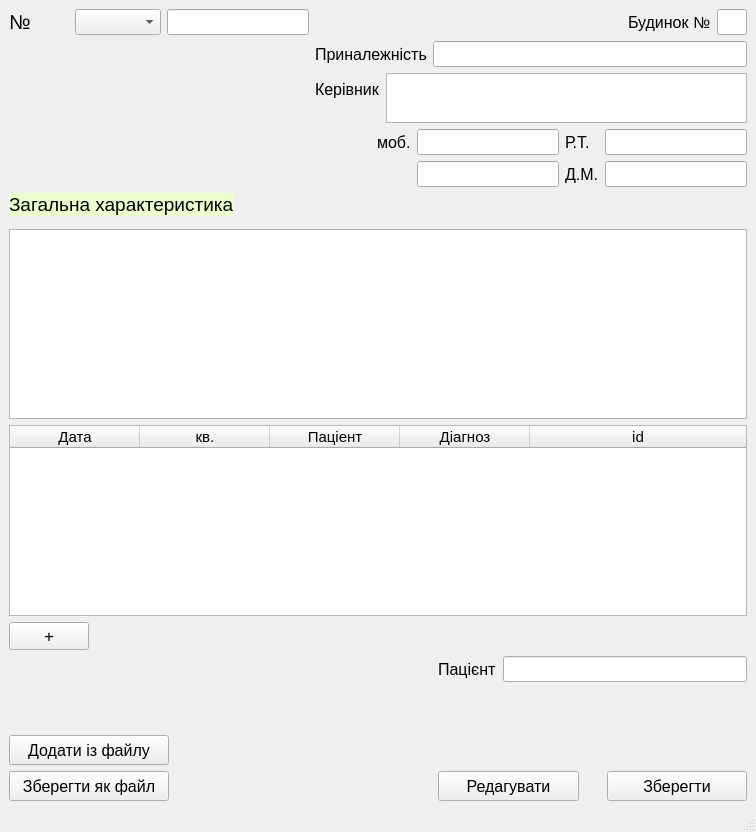
First picture: the form in case_record_edit.ui, repository LiquorProg/katalog, before the edit.
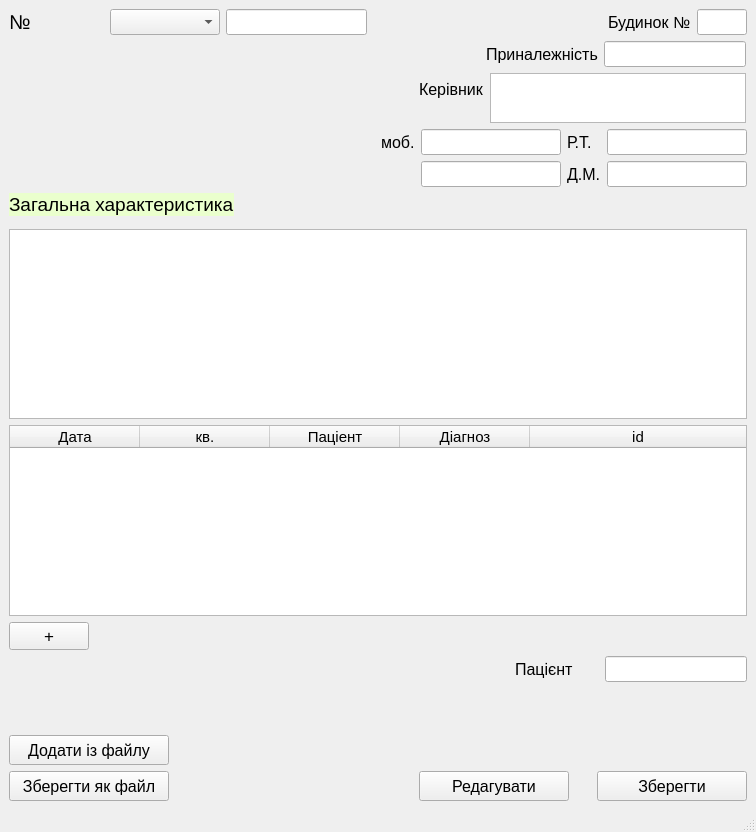
Second picture: the form after the edit.

```diff
--- a/case_record_edit.ui
+++ b/case_record_edit.ui
@@ -70,7 +70,7 @@
         </property>
         <property name="maximumSize">
          <size>
-          <width>30</width>
+          <width>50</width>
           <height>16777215</height>
          </size>
         </property>
@@ -85,6 +85,9 @@
     </item>
     <item row="5" column="2">
      <layout class="QHBoxLayout" name="horizontalLayout_2">
+      <property name="leftMargin">
+       <number>96</number>
+      </property>
       <item>
        <widget class="QLabel" name="label_9_2">
         <property name="font">
@@ -102,6 +105,12 @@
       </item>
       <item>
        <widget class="QLineEdit" name="pat_name_2">
+        <property name="sizePolicy">
+         <sizepolicy hsizetype="Fixed" vsizetype="Fixed">
+          <horstretch>0</horstretch>
+          <verstretch>0</verstretch>
+         </sizepolicy>
+        </property>
         <property name="font">
          <font>
           <pointsize>11</pointsize>
@@ -116,6 +125,12 @@
     </item>
     <item row="1" column="1" colspan="2">
      <layout class="QFormLayout" name="formLayout_2">
+      <property name="formAlignment">
+       <set>Qt::AlignRight|Qt::AlignTop|Qt::AlignTrailing</set>
+      </property>
+      <property name="rightMargin">
+       <number>7</number>
+      </property>
       <item row="0" column="0">
        <widget class="QLabel" name="label_4_2">
         <property name="font">
@@ -133,6 +148,12 @@
       </item>
       <item row="0" column="1">
        <widget class="QLineEdit" name="affiliation_2">
+        <property name="sizePolicy">
+         <sizepolicy hsizetype="Fixed" vsizetype="Fixed">
+          <horstretch>0</horstretch>
+          <verstretch>0</verstretch>
+         </sizepolicy>
+        </property>
         <property name="font">
          <font>
           <pointsize>11</pointsize>
@@ -144,6 +165,12 @@
     </item>
     <item row="2" column="1" colspan="2">
      <layout class="QFormLayout" name="formLayout">
+      <property name="formAlignment">
+       <set>Qt::AlignRight|Qt::AlignTop|Qt::AlignTrailing</set>
+      </property>
+      <property name="rightMargin">
+       <number>7</number>
+      </property>
       <item row="0" column="0">
        <widget class="QLabel" name="label_5_2">
         <property name="font">
@@ -161,6 +188,12 @@
       </item>
       <item row="0" column="1">
        <widget class="QTextEdit" name="manager_2">
+        <property name="sizePolicy">
+         <sizepolicy hsizetype="Fixed" vsizetype="Fixed">
+          <horstretch>0</horstretch>
+          <verstretch>0</verstretch>
+         </sizepolicy>
+        </property>
         <property name="maximumSize">
          <size>
           <width>16777215</width>
@@ -262,6 +295,18 @@
         </item>
         <item row="1" column="6">
          <widget class="QLineEdit" name="home_phone_2">
+          <property name="sizePolicy">
+           <sizepolicy hsizetype="Fixed" vsizetype="Fixed">
+            <horstretch>0</horstretch>
+            <verstretch>0</verstretch>
+           </sizepolicy>
+          </property>
+          <property name="maximumSize">
+           <size>
+            <width>140</width>
+            <height>16777215</height>
+           </size>
+          </property>
           <property name="font">
            <font>
             <pointsize>11</pointsize>
@@ -271,6 +316,18 @@
         </item>
         <item row="0" column="6">
          <widget class="QLineEdit" name="work_phone_2">
+          <property name="sizePolicy">
+           <sizepolicy hsizetype="Fixed" vsizetype="Fixed">
+            <horstretch>0</horstretch>
+            <verstretch>0</verstretch>
+           </sizepolicy>
+          </property>
+          <property name="maximumSize">
+           <size>
+            <width>140</width>
+            <height>16777215</height>
+           </size>
+          </property>
           <property name="font">
            <font>
             <pointsize>11</pointsize>
@@ -283,6 +340,18 @@
         </item>
         <item row="0" column="4">
          <widget class="QLineEdit" name="mobile_1_2">
+          <property name="sizePolicy">
+           <sizepolicy hsizetype="Fixed" vsizetype="Fixed">
+            <horstretch>0</horstretch>
+            <verstretch>0</verstretch>
+           </sizepolicy>
+          </property>
+          <property name="maximumSize">
+           <size>
+            <width>140</width>
+            <height>16777215</height>
+           </size>
+          </property>
           <property name="font">
            <font>
             <pointsize>11</pointsize>
@@ -295,6 +364,18 @@
         </item>
         <item row="1" column="4">
          <widget class="QLineEdit" name="mobile_2_2">
+          <property name="sizePolicy">
+           <sizepolicy hsizetype="Fixed" vsizetype="Fixed">
+            <horstretch>0</horstretch>
+            <verstretch>0</verstretch>
+           </sizepolicy>
+          </property>
+          <property name="maximumSize">
+           <size>
+            <width>140</width>
+            <height>16777215</height>
+           </size>
+          </property>
           <property name="font">
            <font>
             <pointsize>11</pointsize>
@@ -475,6 +556,12 @@
      <layout class="QGridLayout" name="gridLayout_3">
       <item row="0" column="1">
        <widget class="QComboBox" name="comboBox_streets_2">
+        <property name="minimumSize">
+         <size>
+          <width>110</width>
+          <height>0</height>
+         </size>
+        </property>
         <property name="font">
          <font>
           <pointsize>11</pointsize>
@@ -504,7 +591,7 @@
        <widget class="QLabel" name="card_number_2">
         <property name="minimumSize">
          <size>
-          <width>60</width>
+          <width>95</width>
           <height>0</height>
          </size>
         </property>
```
